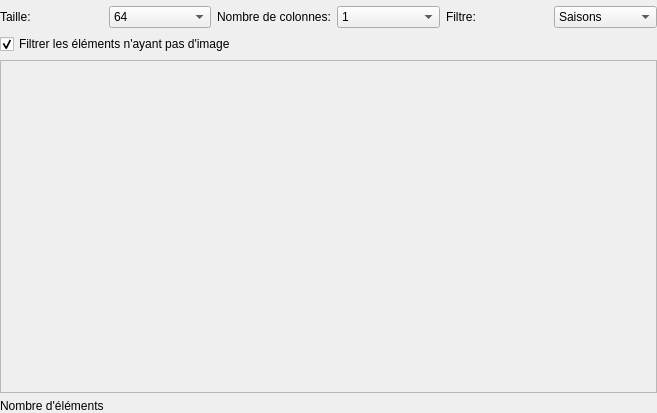
Old version of the form src/ui/tabs/tiles_list_tab.ui in the repository seigneurfuo/MyAnimeManager3.
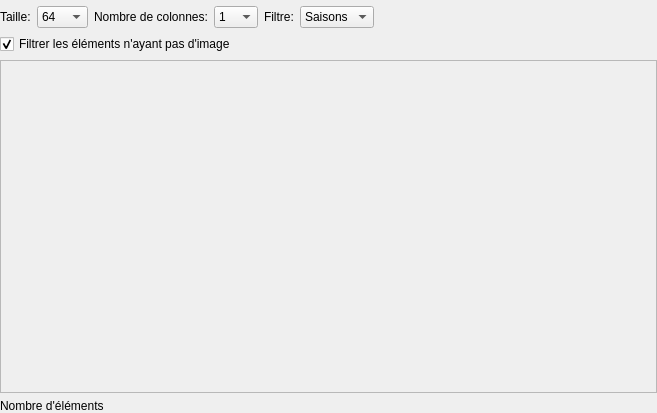
New version of the form.

Commit message: Modification graphique de l'affichage des tuiles.

Diff of the .ui file:
```diff
--- a/src/ui/tabs/tiles_list_tab.ui
+++ b/src/ui/tabs/tiles_list_tab.ui
@@ -172,6 +172,19 @@
        </item>
       </widget>
      </item>
+     <item>
+      <spacer name="horizontalSpacer">
+       <property name="orientation">
+        <enum>Qt::Horizontal</enum>
+       </property>
+       <property name="sizeHint" stdset="0">
+        <size>
+         <width>40</width>
+         <height>20</height>
+        </size>
+       </property>
+      </spacer>
+     </item>
     </layout>
    </item>
   </layout>
```
